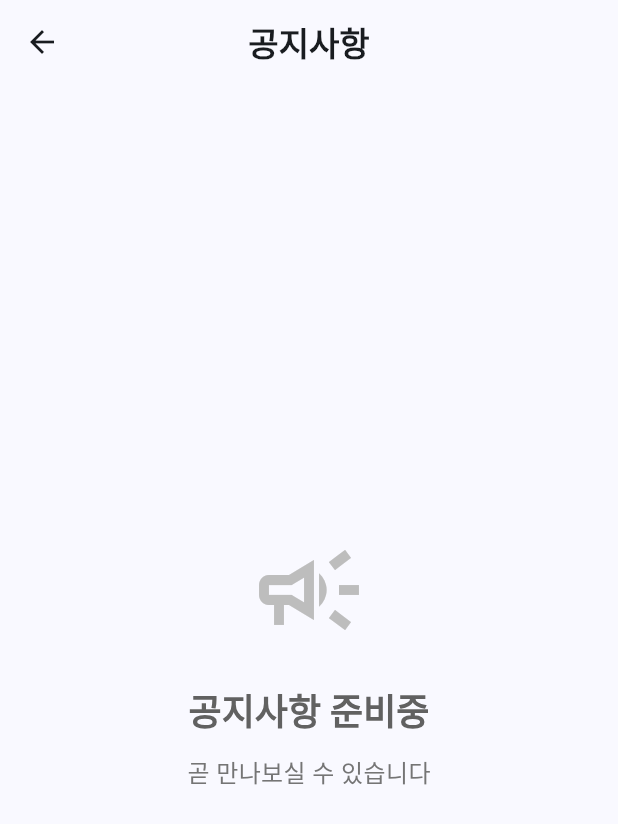
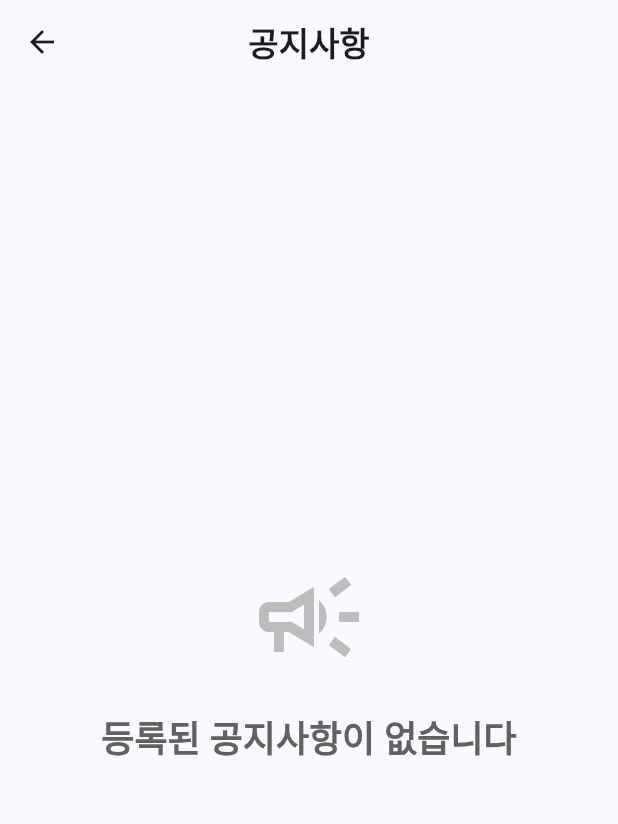
Before and after one commit to drjo70/gnhs, a Flutter app: the NoticesScreen screen opened directly, on a phone screen of 412 x 824 dp. Shown: the top 824 px of the screen. Run offline on Flutter 3.47's test engine with Material 3 defaults, Android fonts, the light colour scheme and no system bars; our stand-ins replace cloud_firestore, firebase_auth, firebase_core, firebase_storage, image_picker, shared_preferences; missing offline and left inert: dart:html; accounts and stored records are empty.

Commit message:
Fix: 공지사항 전체 목록 화면 구현
- StreamBuilder로 실시간 공지사항 목록 표시
- 활성화된 공지사항만 표시
- 최신순으로 정렬
- ExpansionTile로 제목 클릭 시 내용 확장
- 날짜 표시 추가
- 빈 상태 처리

```diff
--- a/lib/screens/notices_screen.dart
+++ b/lib/screens/notices_screen.dart
@@ -1,8 +1,10 @@
 import 'package:flutter/material.dart';
+import 'package:cloud_firestore/cloud_firestore.dart';
+import '../models/notice.dart';
 import '../services/auth_manager.dart';
 import 'admin_menu_screen.dart';
 
-/// 공지사항 화면 (준비중)
+/// 공지사항 화면
 class NoticesScreen extends StatelessWidget {
   const NoticesScreen({super.key});
 
@@ -35,7 +37,49 @@ class NoticesScreen extends StatelessWidget {
             ),
         ],
       ),
-      body: Center(
+      body: StreamBuilder<QuerySnapshot>(
+        stream: FirebaseFirestore.instance
+            .collection('notices')
+            .where('is_active', isEqualTo: true)
+            .snapshots(),
+        builder: (context, snapshot) {
+          if (snapshot.hasError) {
+            return Center(
+              child: Column(
+                mainAxisAlignment: MainAxisAlignment.center,
+                children: [
+                  Icon(Icons.error_outline, size: 64, color: Colors.red[300]),
+                  const SizedBox(height: 16),
+                  Text(
+                    '데이터를 불러올 수 없습니다',
+                    style: TextStyle(fontSize: 16, color: Colors.grey[700]),
+                  ),
+                  const SizedBox(height: 8),
+                  Text(
+                    '${snapshot.error}',
+                    style: TextStyle(fontSize: 12, color: Colors.grey[600]),
+                    textAlign: TextAlign.center,
+                  ),
+                ],
+              ),
+            );
+          }
+
+          if (snapshot.connectionState == ConnectionState.waiting) {
+            return const Center(child: CircularProgressIndicator());
+          }
+
+          // 메모리에서 정렬 (인덱스 불필요)
+          final notices = snapshot.data!.docs
+              .map((doc) => Notice.fromFirestore(
+                  doc.data() as Map<String, dynamic>, doc.id))
+              .toList();
+
+          // 최신순으로 정렬
+          notices.sort((a, b) => b.createdAt.compareTo(a.createdAt));
+
+          if (notices.isEmpty) {
+            return Center(
               child: Column(
                 mainAxisAlignment: MainAxisAlignment.center,
                 children: [
@@ -46,22 +90,75 @@ class NoticesScreen extends StatelessWidget {
                   ),
                   const SizedBox(height: 24),
                   Text(
-              '공지사항 준비중',
+                    '등록된 공지사항이 없습니다',
                     style: Theme.of(context).textTheme.headlineSmall?.copyWith(
                           fontWeight: FontWeight.bold,
                           color: Colors.grey[700],
                         ),
                   ),
-            const SizedBox(height: 12),
-            Text(
-              '곧 만나보실 수 있습니다',
+                ],
+              ),
+            );
+          }
+
+          return ListView.builder(
+            padding: const EdgeInsets.all(16),
+            itemCount: notices.length,
+            itemBuilder: (context, index) {
+              final notice = notices[index];
+              return Card(
+                margin: const EdgeInsets.only(bottom: 12),
+                elevation: 2,
+                child: ExpansionTile(
+                  leading: CircleAvatar(
+                    backgroundColor: Colors.blue[700],
+                    child: Icon(
+                      Icons.campaign,
+                      color: Colors.white,
+                      size: 20,
+                    ),
+                  ),
+                  title: Text(
+                    notice.title,
+                    style: const TextStyle(
+                      fontWeight: FontWeight.bold,
+                      fontSize: 16,
+                    ),
+                  ),
+                  subtitle: Padding(
+                    padding: const EdgeInsets.only(top: 4),
+                    child: Text(
+                      '${notice.createdAt.year}.${notice.createdAt.month.toString().padLeft(2, '0')}.${notice.createdAt.day.toString().padLeft(2, '0')}',
                       style: TextStyle(
-                fontSize: 16,
                         color: Colors.grey[600],
+                        fontSize: 12,
+                      ),
+                    ),
+                  ),
+                  children: [
+                    Container(
+                      width: double.infinity,
+                      padding: const EdgeInsets.all(16),
+                      decoration: BoxDecoration(
+                        color: Colors.grey[50],
+                        border: Border(
+                          top: BorderSide(color: Colors.grey[200]!),
+                        ),
+                      ),
+                      child: Text(
+                        notice.content,
+                        style: const TextStyle(
+                          fontSize: 14,
+                          height: 1.5,
+                        ),
                       ),
                     ),
                   ],
                 ),
+              );
+            },
+          );
+        },
       ),
     );
   }
```
Also changed, not shown: 1 other file. Lines whose indentation alone changed are shown as unchanged.
